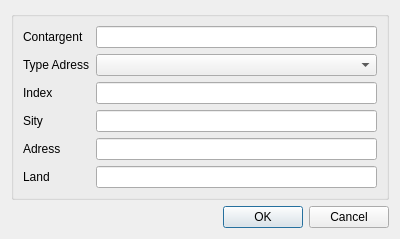
Above: CONVEYANCE_Q/Modules/Adress/theadressform.ui from Sakton/CONVEYANCE_Q before the change. Below: the same form after it.
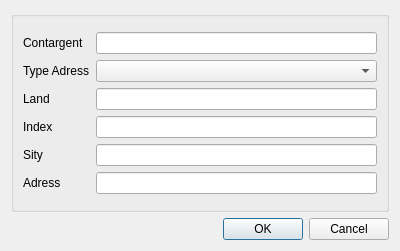
That is the form after the change.

Diff of the .ui file:
```diff
--- a/CONVEYANCE_Q/Modules/Adress/theadressform.ui
+++ b/CONVEYANCE_Q/Modules/Adress/theadressform.ui
@@ -7,7 +7,7 @@
     <x>0</x>
     <y>0</y>
     <width>400</width>
-    <height>236</height>
+    <height>251</height>
    </rect>
   </property>
   <property name="minimumSize">
@@ -69,16 +69,6 @@
         <item row="5" column="2">
          <widget class="QLineEdit" name="lineEditAdress"/>
         </item>
-        <item row="6" column="0">
-         <widget class="QLabel" name="label_6">
-          <property name="text">
-           <string>Land</string>
-          </property>
-         </widget>
-        </item>
-        <item row="6" column="2">
-         <widget class="QLineEdit" name="lineEditLand"/>
-        </item>
         <item row="1" column="2">
          <widget class="QComboBox" name="comboBoxTypeAdress"/>
         </item>
@@ -88,6 +78,16 @@
         <item row="0" column="2">
          <widget class="QLineEdit" name="lineEditContragent"/>
         </item>
+        <item row="2" column="0">
+         <widget class="QLabel" name="label_6">
+          <property name="text">
+           <string>Land</string>
+          </property>
+         </widget>
+        </item>
+        <item row="2" column="2">
+         <widget class="QLineEdit" name="lineEditLand"/>
+        </item>
        </layout>
       </item>
      </layout>
```
